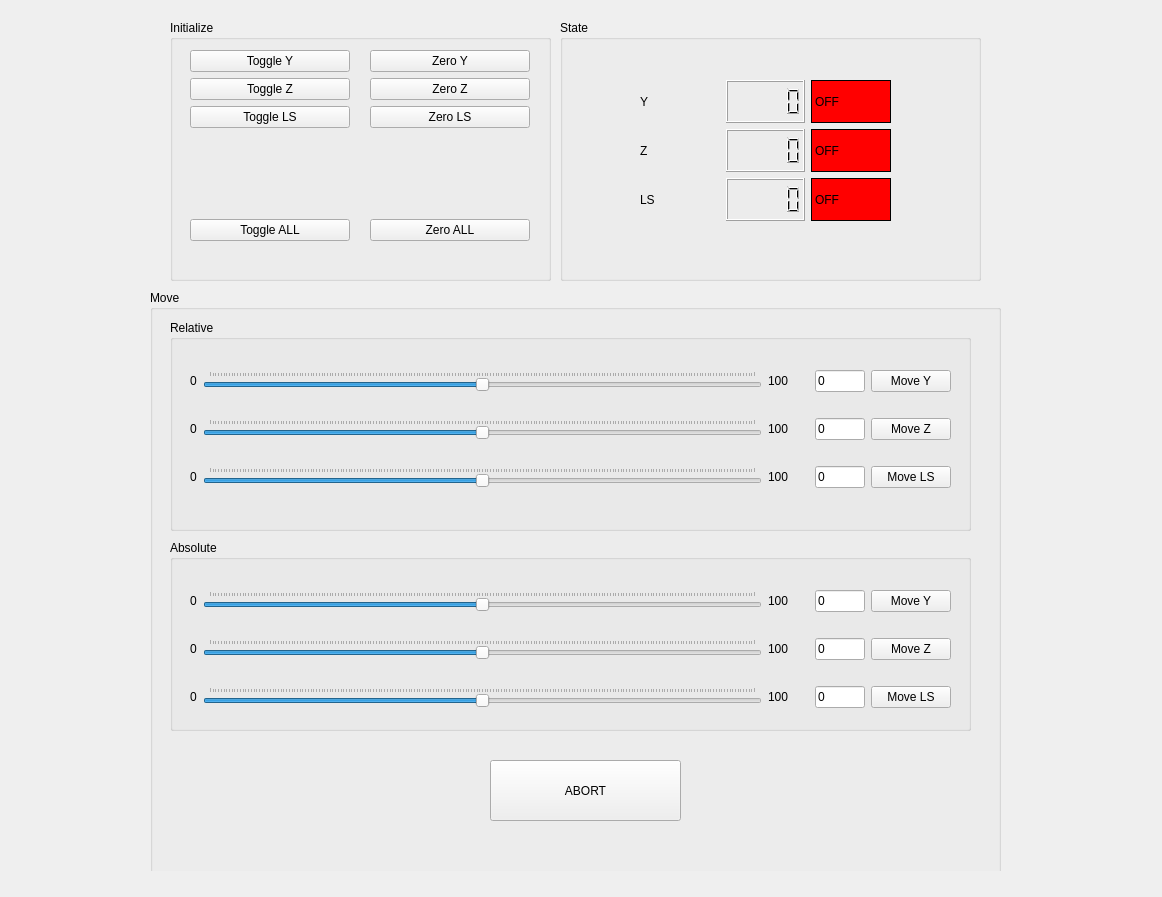
The window that insertion_robot_rqt/resource/RobotControl.ui (dlezcan1/ros2_needle_insertion_robot) describes before a commit, drawn with Qt 5.
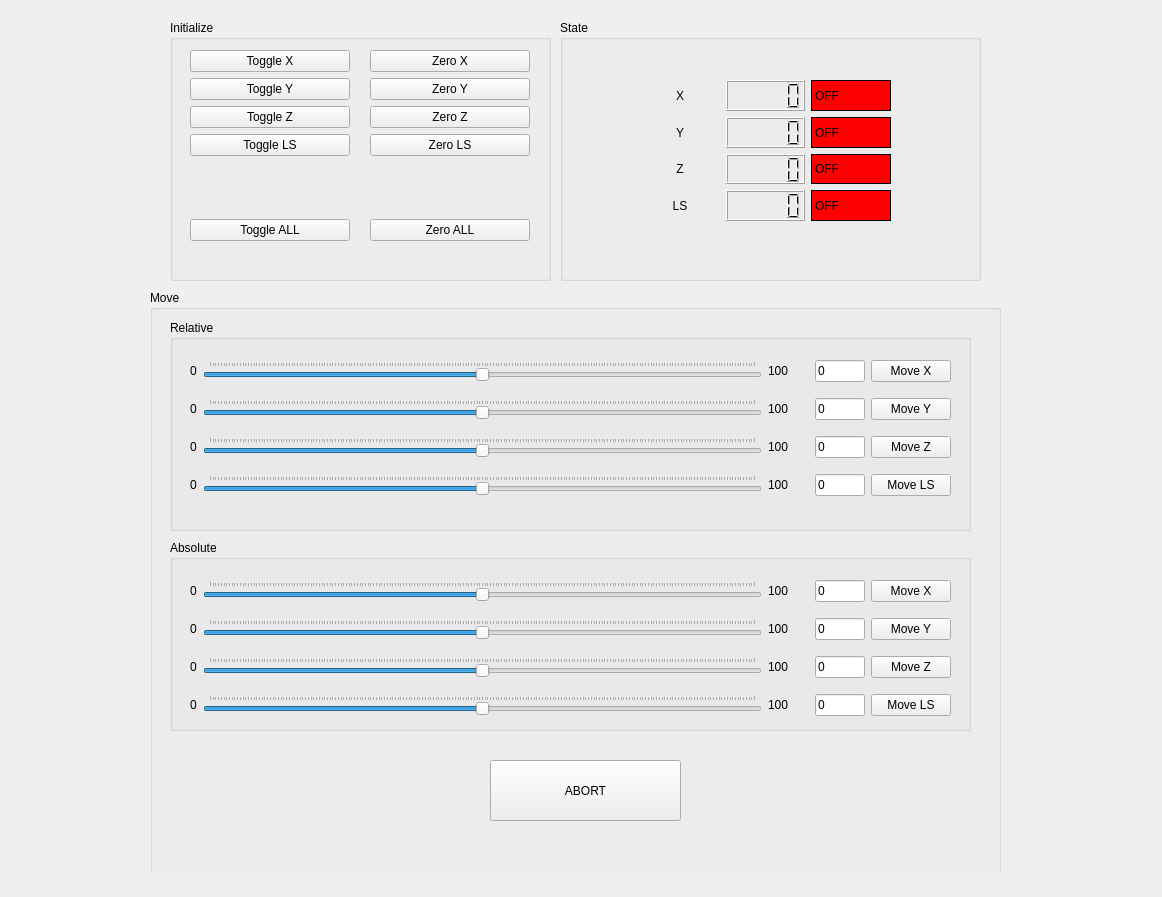
The same window after the commit.

Commit message: Added X axis to UI

The edit to the form file:
```diff
--- a/insertion_robot_rqt/resource/RobotControl.ui
+++ b/insertion_robot_rqt/resource/RobotControl.ui
@@ -47,6 +47,22 @@
       </rect>
      </property>
      <layout class="QVBoxLayout" name="verticalLayout">
+      <item>
+       <widget class="QPushButton" name="pushButton_toggleX">
+        <property name="text">
+         <string>Toggle X</string>
+        </property>
+        <property name="autoDefault">
+         <bool>false</bool>
+        </property>
+        <property name="default">
+         <bool>false</bool>
+        </property>
+        <property name="flat">
+         <bool>false</bool>
+        </property>
+       </widget>
+      </item>
       <item>
        <widget class="QPushButton" name="pushButton_toggleY">
         <property name="text">
@@ -109,6 +125,13 @@
       </rect>
      </property>
      <layout class="QVBoxLayout" name="verticalLayout_2">
+      <item>
+       <widget class="QPushButton" name="pushButton_zeroX">
+        <property name="text">
+         <string>Zero X</string>
+        </property>
+       </widget>
+      </item>
       <item>
        <widget class="QPushButton" name="pushButton_zeroY">
         <property name="text">
@@ -175,52 +198,41 @@
       </rect>
      </property>
      <layout class="QGridLayout" name="gridLayout">
-      <item row="0" column="0">
+      <item row="1" column="0">
        <widget class="QLabel" name="label">
         <property name="text">
          <string>Y</string>
         </property>
-       </widget>
-      </item>
-      <item row="1" column="0">
-       <widget class="QLabel" name="label_2">
-        <property name="text">
-         <string>Z</string>
+        <property name="alignment">
+         <set>Qt::AlignCenter</set>
         </property>
        </widget>
       </item>
-      <item row="0" column="1">
-       <widget class="QLCDNumber" name="lcdNumber_Y"/>
-      </item>
-      <item row="1" column="1">
-       <widget class="QLCDNumber" name="lcdNumber_Z"/>
-      </item>
-      <item row="2" column="0">
+      <item row="3" column="0">
        <widget class="QLabel" name="label_3">
         <property name="text">
          <string>LS</string>
         </property>
+        <property name="alignment">
+         <set>Qt::AlignCenter</set>
+        </property>
        </widget>
       </item>
-      <item row="2" column="1">
+      <item row="3" column="1">
        <widget class="QLCDNumber" name="lcdNumber_LS"/>
       </item>
-      <item row="0" column="2">
-       <widget class="QLabel" name="label_stateY">
-        <property name="styleSheet">
-         <string notr="true">background-color: red;
-border:  1px solid black;</string>
-        </property>
+      <item row="2" column="0">
+       <widget class="QLabel" name="label_2">
         <property name="text">
-         <string>OFF</string>
+         <string>Z</string>
         </property>
-        <property name="scaledContents">
-         <bool>false</bool>
+        <property name="alignment">
+         <set>Qt::AlignCenter</set>
         </property>
        </widget>
       </item>
       <item row="1" column="2">
-       <widget class="QLabel" name="label_stateZ">
+       <widget class="QLabel" name="label_stateY">
         <property name="styleSheet">
          <string notr="true">background-color: red;
 border:  1px solid black;</string>
@@ -231,6 +243,17 @@
        </widget>
       </item>
       <item row="2" column="2">
+       <widget class="QLabel" name="label_stateZ">
+        <property name="styleSheet">
+         <string notr="true">background-color: red;
+border:  1px solid black;</string>
+        </property>
+        <property name="text">
+         <string>OFF</string>
+        </property>
+       </widget>
+      </item>
+      <item row="3" column="2">
        <widget class="QLabel" name="label_stateLS">
         <property name="styleSheet">
          <string notr="true">background-color: red;
@@ -241,6 +264,39 @@
         </property>
        </widget>
       </item>
+      <item row="2" column="1">
+       <widget class="QLCDNumber" name="lcdNumber_Z"/>
+      </item>
+      <item row="1" column="1">
+       <widget class="QLCDNumber" name="lcdNumber_Y"/>
+      </item>
+      <item row="0" column="0">
+       <widget class="QLabel" name="label_4">
+        <property name="text">
+         <string>X</string>
+        </property>
+        <property name="alignment">
+         <set>Qt::AlignCenter</set>
+        </property>
+       </widget>
+      </item>
+      <item row="0" column="1">
+       <widget class="QLCDNumber" name="lcdNumber_X"/>
+      </item>
+      <item row="0" column="2">
+       <widget class="QLabel" name="label_stateX">
+        <property name="styleSheet">
+         <string notr="true">background-color: red;
+border:  1px solid black;</string>
+        </property>
+        <property name="text">
+         <string>OFF</string>
+        </property>
+        <property name="scaledContents">
+         <bool>false</bool>
+        </property>
+       </widget>
+      </item>
      </layout>
     </widget>
    </widget>
@@ -277,135 +333,22 @@
         <height>158</height>
        </rect>
       </property>
-      <layout class="QGridLayout" name="gridLayout_2" rowstretch="0,0,0,0">
-       <item row="0" column="6">
-        <widget class="QPushButton" name="pushButton_relMoveY">
-         <property name="text">
-          <string>Move Y</string>
-         </property>
-        </widget>
-       </item>
-       <item row="2" column="1">
-        <widget class="QSlider" name="horizontalSlider_relMoveZ">
-         <property name="minimum">
-          <number>-100</number>
-         </property>
-         <property name="maximum">
-          <number>100</number>
-         </property>
-         <property name="orientation">
-          <enum>Qt::Horizontal</enum>
-         </property>
-         <property name="tickPosition">
-          <enum>QSlider::TicksAbove</enum>
-         </property>
-        </widget>
-       </item>
-       <item row="2" column="0">
-        <widget class="QLabel" name="label_relMoveZ_min">
-         <property name="text">
-          <string>0</string>
-         </property>
-        </widget>
-       </item>
-       <item row="2" column="4">
-        <spacer name="horizontalSpacer_2">
-         <property name="orientation">
-          <enum>Qt::Horizontal</enum>
-         </property>
-         <property name="sizeType">
-          <enum>QSizePolicy::Fixed</enum>
-         </property>
-         <property name="sizeHint" stdset="0">
-          <size>
-           <width>20</width>
-           <height>20</height>
-          </size>
-         </property>
-        </spacer>
-       </item>
+      <layout class="QGridLayout" name="gridLayout_2" rowstretch="0,0,0,0,0">
        <item row="3" column="3">
-        <widget class="QLabel" name="label_relMoveLS_max">
-         <property name="text">
-          <string>100</string>
-         </property>
-        </widget>
-       </item>
-       <item row="3" column="4">
-        <spacer name="horizontalSpacer_3">
-         <property name="orientation">
-          <enum>Qt::Horizontal</enum>
-         </property>
-         <property name="sizeType">
-          <enum>QSizePolicy::Fixed</enum>
-         </property>
-         <property name="sizeHint" stdset="0">
-          <size>
-           <width>20</width>
-           <height>20</height>
-          </size>
-         </property>
-        </spacer>
-       </item>
-       <item row="3" column="0">
-        <widget class="QLabel" name="label_relMoveLS_min">
-         <property name="text">
-          <string>0</string>
-         </property>
-        </widget>
-       </item>
-       <item row="3" column="6">
-        <widget class="QPushButton" name="pushButton_relMoveLS">
-         <property name="text">
-          <string>Move LS</string>
-         </property>
-        </widget>
-       </item>
-       <item row="2" column="6">
-        <widget class="QPushButton" name="pushButton_relMoveZ">
-         <property name="text">
-          <string>Move Z</string>
-         </property>
-        </widget>
-       </item>
-       <item row="0" column="0">
-        <widget class="QLabel" name="label_relMoveY_min">
-         <property name="text">
-          <string>0</string>
-         </property>
-        </widget>
-       </item>
-       <item row="2" column="3">
         <widget class="QLabel" name="label_relMoveZ_max">
          <property name="text">
           <string>100</string>
          </property>
         </widget>
        </item>
-       <item row="0" column="3">
-        <widget class="QLabel" name="label_relMoveY_max">
+       <item row="1" column="6">
+        <widget class="QPushButton" name="pushButton_relMoveY">
          <property name="text">
-          <string>100</string>
+          <string>Move Y</string>
          </property>
         </widget>
        </item>
-       <item row="0" column="4">
-        <spacer name="horizontalSpacer">
-         <property name="orientation">
-          <enum>Qt::Horizontal</enum>
-         </property>
-         <property name="sizeType">
-          <enum>QSizePolicy::Fixed</enum>
-         </property>
-         <property name="sizeHint" stdset="0">
-          <size>
-           <width>20</width>
-           <height>20</height>
-          </size>
-         </property>
-        </spacer>
-       </item>
-       <item row="3" column="1">
+       <item row="4" column="1">
         <widget class="QSlider" name="horizontalSlider_relMoveLS">
          <property name="minimum">
           <number>-100</number>
@@ -421,7 +364,27 @@
          </property>
         </widget>
        </item>
-       <item row="0" column="1">
+       <item row="3" column="5">
+        <widget class="QLineEdit" name="lineedit_relMoveZ">
+         <property name="maximumSize">
+          <size>
+           <width>50</width>
+           <height>16777215</height>
+          </size>
+         </property>
+         <property name="text">
+          <string>0</string>
+         </property>
+        </widget>
+       </item>
+       <item row="4" column="0">
+        <widget class="QLabel" name="label_relMoveLS_min">
+         <property name="text">
+          <string>0</string>
+         </property>
+        </widget>
+       </item>
+       <item row="1" column="1">
         <widget class="QSlider" name="horizontalSlider_relMoveY">
          <property name="tabletTracking">
           <bool>false</bool>
@@ -449,7 +412,23 @@
          </property>
         </widget>
        </item>
-       <item row="0" column="5">
+       <item row="1" column="4">
+        <spacer name="horizontalSpacer">
+         <property name="orientation">
+          <enum>Qt::Horizontal</enum>
+         </property>
+         <property name="sizeType">
+          <enum>QSizePolicy::Fixed</enum>
+         </property>
+         <property name="sizeHint" stdset="0">
+          <size>
+           <width>20</width>
+           <height>20</height>
+          </size>
+         </property>
+        </spacer>
+       </item>
+       <item row="1" column="5">
         <widget class="QLineEdit" name="lineedit_relMoveY">
          <property name="maximumSize">
           <size>
@@ -462,20 +441,58 @@
          </property>
         </widget>
        </item>
-       <item row="2" column="5">
-        <widget class="QLineEdit" name="lineedit_relMoveZ">
-         <property name="maximumSize">
+       <item row="1" column="3">
+        <widget class="QLabel" name="label_relMoveY_max">
+         <property name="text">
+          <string>100</string>
+         </property>
+        </widget>
+       </item>
+       <item row="4" column="4">
+        <spacer name="horizontalSpacer_3">
+         <property name="orientation">
+          <enum>Qt::Horizontal</enum>
+         </property>
+         <property name="sizeType">
+          <enum>QSizePolicy::Fixed</enum>
+         </property>
+         <property name="sizeHint" stdset="0">
           <size>
-           <width>50</width>
-           <height>16777215</height>
+           <width>20</width>
+           <height>20</height>
           </size>
          </property>
+        </spacer>
+       </item>
+       <item row="4" column="6">
+        <widget class="QPushButton" name="pushButton_relMoveLS">
          <property name="text">
+          <string>Move LS</string>
+         </property>
+        </widget>
+       </item>
+       <item row="4" column="3">
+        <widget class="QLabel" name="label_relMoveLS_max">
+         <property name="text">
+          <string>100</string>
+         </property>
+        </widget>
+       </item>
+       <item row="3" column="0">
+        <widget class="QLabel" name="label_relMoveZ_min">
+         <property name="text">
           <string>0</string>
          </property>
         </widget>
        </item>
-       <item row="3" column="5">
+       <item row="1" column="0">
+        <widget class="QLabel" name="label_relMoveY_min">
+         <property name="text">
+          <string>0</string>
+         </property>
+        </widget>
+       </item>
+       <item row="4" column="5">
         <widget class="QLineEdit" name="lineedit_relMoveLS">
          <property name="maximumSize">
           <size>
@@ -488,6 +505,123 @@
          </property>
         </widget>
        </item>
+       <item row="3" column="1">
+        <widget class="QSlider" name="horizontalSlider_relMoveZ">
+         <property name="minimum">
+          <number>-100</number>
+         </property>
+         <property name="maximum">
+          <number>100</number>
+         </property>
+         <property name="orientation">
+          <enum>Qt::Horizontal</enum>
+         </property>
+         <property name="tickPosition">
+          <enum>QSlider::TicksAbove</enum>
+         </property>
+        </widget>
+       </item>
+       <item row="3" column="6">
+        <widget class="QPushButton" name="pushButton_relMoveZ">
+         <property name="text">
+          <string>Move Z</string>
+         </property>
+        </widget>
+       </item>
+       <item row="3" column="4">
+        <spacer name="horizontalSpacer_2">
+         <property name="orientation">
+          <enum>Qt::Horizontal</enum>
+         </property>
+         <property name="sizeType">
+          <enum>QSizePolicy::Fixed</enum>
+         </property>
+         <property name="sizeHint" stdset="0">
+          <size>
+           <width>20</width>
+           <height>20</height>
+          </size>
+         </property>
+        </spacer>
+       </item>
+       <item row="0" column="6">
+        <widget class="QPushButton" name="pushButton_relMoveX">
+         <property name="text">
+          <string>Move X</string>
+         </property>
+        </widget>
+       </item>
+       <item row="0" column="5">
+        <widget class="QLineEdit" name="lineedit_relMoveX">
+         <property name="maximumSize">
+          <size>
+           <width>50</width>
+           <height>16777215</height>
+          </size>
+         </property>
+         <property name="text">
+          <string>0</string>
+         </property>
+        </widget>
+       </item>
+       <item row="0" column="4">
+        <spacer name="horizontalSpacer_7">
+         <property name="orientation">
+          <enum>Qt::Horizontal</enum>
+         </property>
+         <property name="sizeType">
+          <enum>QSizePolicy::Fixed</enum>
+         </property>
+         <property name="sizeHint" stdset="0">
+          <size>
+           <width>20</width>
+           <height>20</height>
+          </size>
+         </property>
+        </spacer>
+       </item>
+       <item row="0" column="3">
+        <widget class="QLabel" name="label_relMoveX_max">
+         <property name="text">
+          <string>100</string>
+         </property>
+        </widget>
+       </item>
+       <item row="0" column="1">
+        <widget class="QSlider" name="horizontalSlider_relMoveX">
+         <property name="tabletTracking">
+          <bool>false</bool>
+         </property>
+         <property name="autoFillBackground">
+          <bool>false</bool>
+         </property>
+         <property name="minimum">
+          <number>-100</number>
+         </property>
+         <property name="maximum">
+          <number>100</number>
+         </property>
+         <property name="orientation">
+          <enum>Qt::Horizontal</enum>
+         </property>
+         <property name="invertedAppearance">
+          <bool>false</bool>
+         </property>
+         <property name="invertedControls">
+          <bool>false</bool>
+         </property>
+         <property name="tickPosition">
+          <enum>QSlider::TicksAbove</enum>
+         </property>
+        </widget>
+       </item>
+       <item row="0" column="0">
+        <widget class="QLabel" name="label_relMoveX_min">
+         <property name="text">
+          <string>0</string>
+         </property>
+        </widget>
+       </item>
       </layout>
      </widget>
     </widget>
@@ -513,169 +647,122 @@
        </rect>
       </property>
       <layout class="QGridLayout" name="gridLayout_3">
-       <item row="0" column="3">
-        <spacer name="horizontalSpacer_4">
-         <property name="orientation">
-          <enum>Qt::Horizontal</enum>
-         </property>
-         <property name="sizeType">
-          <enum>QSizePolicy::Fixed</enum>
-         </property>
-         <property name="sizeHint" stdset="0">
-          <size>
-           <width>20</width>
-           <height>20</height>
-          </size>
-         </property>
-        </spacer>
-       </item>
-       <item row="0" column="1">
-        <widget class="QSlider" name="horizontalSlider_absMoveY">
-         <property name="mouseTracking">
-          <bool>true</bool>
-         </property>
-         <property name="minimum">
-          <number>-100</number>
-         </property>
-         <property name="maximum">
-          <number>100</number>
-         </property>
-         <property name="orientation">
-          <enum>Qt::Horizontal</enum>
-         </property>
-         <property name="tickPosition">
-          <enum>QSlider::TicksAbove</enum>
-         </property>
-        </widget>
-       </item>
-       <item row="2" column="0">
+       <item row="3" column="0">
         <widget class="QLabel" name="label_absMoveLS_min">
          <property name="text">
           <string>0</string>
          </property>
         </widget>
        </item>
-       <item row="2" column="2">
-        <widget class="QLabel" name="label_absMoveLS_max">
-         <property name="text">
-          <string>100</string>
-         </property>
-        </widget>
-       </item>
-       <item row="1" column="1">
-        <widget class="QSlider" name="horizontalSlider_absMoveZ">
-         <property name="minimum">
-          <number>-100</number>
-         </property>
-         <property name="maximum">
-          <number>100</number>
-         </property>
-         <property name="orientation">
-          <enum>Qt::Horizontal</enum>
-         </property>
-         <property name="tickPosition">
-          <enum>QSlider::TicksAbove</enum>
-         </property>
-        </widget>
-       </item>
-       <item row="2" column="3">
-        <spacer name="horizontalSpacer_6">
-         <property name="orientation">
-          <enum>Qt::Horizontal</enum>
-         </property>
-         <property name="sizeType">
-          <enum>QSizePolicy::Fixed</enum>
-         </property>
-         <property name="sizeHint" stdset="0">
-          <size>
-           <width>20</width>
-           <height>20</height>
-          </size>
-         </property>
-        </spacer>
-       </item>
        <item row="2" column="5">
-        <widget class="QPushButton" name="pushButton_absMoveLS">
-         <property name="text">
-          <string>Move LS</string>
-         </property>
-        </widget>
-       </item>
-       <item row="1" column="3">
-        <spacer name="horizontalSpacer_5">
-         <property name="orientation">
-          <enum>Qt::Horizontal</enum>
-         </property>
-         <property name="sizeType">
-          <enum>QSizePolicy::Fixed</enum>
-         </property>
-         <property name="sizeHint" stdset="0">
-          <size>
-           <width>20</width>
-           <height>20</height>
-          </size>
-         </property>
-        </spacer>
-       </item>
-       <item row="1" column="5">
         <widget class="QPushButton" name="pushButton_absMoveZ">
          <property name="text">
           <string>Move Z</string>
          </property>
         </widget>
        </item>
-       <item row="0" column="0">
-        <widget class="QLabel" name="label_absMoveY_min">
-         <property name="text">
-          <string>0</string>
-         </property>
-        </widget>
-       </item>
-       <item row="0" column="2">
-        <widget class="QLabel" name="label_absMoveY_max">
-         <property name="text">
-          <string>100</string>
-         </property>
-        </widget>
-       </item>
-       <item row="0" column="5">
-        <widget class="QPushButton" name="pushButton_absMoveY">
-         <property name="text">
-          <string>Move Y</string>
-         </property>
-        </widget>
-       </item>
-       <item row="2" column="1">
-        <widget class="QSlider" name="horizontalSlider_absMoveLS">
-         <property name="minimum">
-          <number>-100</number>
-         </property>
-         <property name="maximum">
-          <number>100</number>
-         </property>
+       <item row="2" column="3">
+        <spacer name="horizontalSpacer_5">
          <property name="orientation">
           <enum>Qt::Horizontal</enum>
          </property>
-         <property name="tickPosition">
-          <enum>QSlider::TicksAbove</enum>
+         <property name="sizeType">
+          <enum>QSizePolicy::Fixed</enum>
          </property>
-        </widget>
+         <property name="sizeHint" stdset="0">
+          <size>
+           <width>20</width>
+           <height>20</height>
+          </size>
+         </property>
+        </spacer>
        </item>
-       <item row="1" column="0">
+       <item row="2" column="0">
         <widget class="QLabel" name="label_absMoveZ_min">
          <property name="text">
           <string>0</string>
          </property>
         </widget>
        </item>
-       <item row="1" column="2">
+       <item row="1" column="1">
+        <widget class="QSlider" name="horizontalSlider_absMoveY">
+         <property name="mouseTracking">
+          <bool>true</bool>
+         </property>
+         <property name="minimum">
+          <number>-100</number>
+         </property>
+         <property name="maximum">
+          <number>100</number>
+         </property>
+         <property name="orientation">
+          <enum>Qt::Horizontal</enum>
+         </property>
+         <property name="tickPosition">
+          <enum>QSlider::TicksAbove</enum>
+         </property>
+        </widget>
+       </item>
+       <item row="3" column="5">
+        <widget class="QPushButton" name="pushButton_absMoveLS">
+         <property name="text">
+          <string>Move LS</string>
+         </property>
+        </widget>
+       </item>
+       <item row="1" column="3">
+        <spacer name="horizontalSpacer_4">
+         <property name="orientation">
+          <enum>Qt::Horizontal</enum>
+         </property>
+         <property name="sizeType">
+          <enum>QSizePolicy::Fixed</enum>
+         </property>
+         <property name="sizeHint" stdset="0">
+          <size>
+           <width>20</width>
+           <height>20</height>
+          </size>
+         </property>
+        </spacer>
+       </item>
+       <item row="2" column="4">
+        <widget class="QLineEdit" name="lineedit_absMoveZ">
+         <property name="maximumSize">
+          <size>
+           <width>50</width>
+           <height>16777215</height>
+          </size>
+         </property>
+         <property name="text">
+          <string>0</string>
+         </property>
+        </widget>
+       </item>
+       <item row="3" column="3">
+        <spacer name="horizontalSpacer_6">
+         <property name="orientation">
+          <enum>Qt::Horizontal</enum>
+         </property>
+         <property name="sizeType">
+          <enum>QSizePolicy::Fixed</enum>
+         </property>
+         <property name="sizeHint" stdset="0">
+          <size>
+           <width>20</width>
+           <height>20</height>
+          </size>
+         </property>
+        </spacer>
+       </item>
+       <item row="2" column="2">
         <widget class="QLabel" name="label_absMoveZ_max">
          <property name="text">
           <string>100</string>
          </property>
         </widget>
        </item>
-       <item row="0" column="4">
+       <item row="1" column="4">
         <widget class="QLineEdit" name="lineedit_absMoveY">
          <property name="maximumSize">
           <size>
@@ -688,20 +775,14 @@
          </property>
         </widget>
        </item>
-       <item row="1" column="4">
-        <widget class="QLineEdit" name="lineedit_absMoveZ">
-         <property name="maximumSize">
-          <size>
-           <width>50</width>
-           <height>16777215</height>
-          </size>
-         </property>
+       <item row="1" column="5">
+        <widget class="QPushButton" name="pushButton_absMoveY">
          <property name="text">
-          <string>0</string>
+          <string>Move Y</string>
          </property>
         </widget>
        </item>
-       <item row="2" column="4">
+       <item row="3" column="4">
         <widget class="QLineEdit" name="lineedit_absMoveLS">
          <property name="maximumSize">
           <size>
@@ -714,6 +795,128 @@
          </property>
         </widget>
        </item>
+       <item row="1" column="2">
+        <widget class="QLabel" name="label_absMoveY_max">
+         <property name="text">
+          <string>100</string>
+         </property>
+        </widget>
+       </item>
+       <item row="3" column="1">
+        <widget class="QSlider" name="horizontalSlider_absMoveLS">
+         <property name="minimum">
+          <number>-100</number>
+         </property>
+         <property name="maximum">
+          <number>100</number>
+         </property>
+         <property name="orientation">
+          <enum>Qt::Horizontal</enum>
+         </property>
+         <property name="tickPosition">
+          <enum>QSlider::TicksAbove</enum>
+         </property>
+        </widget>
+       </item>
+       <item row="1" column="0">
+        <widget class="QLabel" name="label_absMoveY_min">
+         <property name="text">
+          <string>0</string>
+         </property>
+        </widget>
+       </item>
+       <item row="2" column="1">
+        <widget class="QSlider" name="horizontalSlider_absMoveZ">
+         <property name="minimum">
+          <number>-100</number>
+         </property>
+         <property name="maximum">
+          <number>100</number>
+         </property>
+         <property name="orientation">
+          <enum>Qt::Horizontal</enum>
+         </property>
+         <property name="tickPosition">
+          <enum>QSlider::TicksAbove</enum>
+         </property>
+        </widget>
+       </item>
+       <item row="3" column="2">
+        <widget class="QLabel" name="label_absMoveLS_max">
+         <property name="text">
+          <string>100</string>
+         </property>
+        </widget>
+       </item>
+       <item row="0" column="5">
+        <widget class="QPushButton" name="pushButton_absMoveX">
+         <property name="text">
+          <string>Move X</string>
+         </property>
+        </widget>
+       </item>
+       <item row="0" column="4">
+        <widget class="QLineEdit" name="lineedit_absMoveX">
+         <property name="maximumSize">
+          <size>
+           <width>50</width>
+           <height>16777215</height>
+          </size>
+         </property>
+         <property name="text">
+          <string>0</string>
+         </property>
+        </widget>
+       </item>
+       <item row="0" column="3">
+        <spacer name="horizontalSpacer_8">
+         <property name="orientation">
+          <enum>Qt::Horizontal</enum>
+         </property>
+         <property name="sizeType">
+          <enum>QSizePolicy::Fixed</enum>
+         </property>
+         <property name="sizeHint" stdset="0">
+          <size>
+           <width>20</width>
+           <height>20</height>
+          </size>
+         </property>
+        </spacer>
+       </item>
+       <item row="0" column="2">
+        <widget class="QLabel" name="label_absMoveX_max">
+         <property name="text">
+          <string>100</string>
+         </property>
+        </widget>
+       </item>
+       <item row="0" column="1">
+        <widget class="QSlider" name="horizontalSlider_absMoveX">
+         <property name="mouseTracking">
+          <bool>true</bool>
+         </property>
+         <property name="minimum">
+          <number>-100</number>
+         </property>
+         <property name="maximum">
+          <number>100</number>
+         </property>
+         <property name="orientation">
+          <enum>Qt::Horizontal</enum>
+         </property>
+         <property name="tickPosition">
+          <enum>QSlider::TicksAbove</enum>
+         </property>
+        </widget>
+       </item>
+       <item row="0" column="0">
+        <widget class="QLabel" name="label_absMoveX_min">
+         <property name="text">
+          <string>0</string>
+         </property>
+        </widget>
+       </item>
       </layout>
      </widget>
     </widget>
```
Left out of the diff: 3 changed lines with no effect on the pictures. The commit also changes 1 other file.
